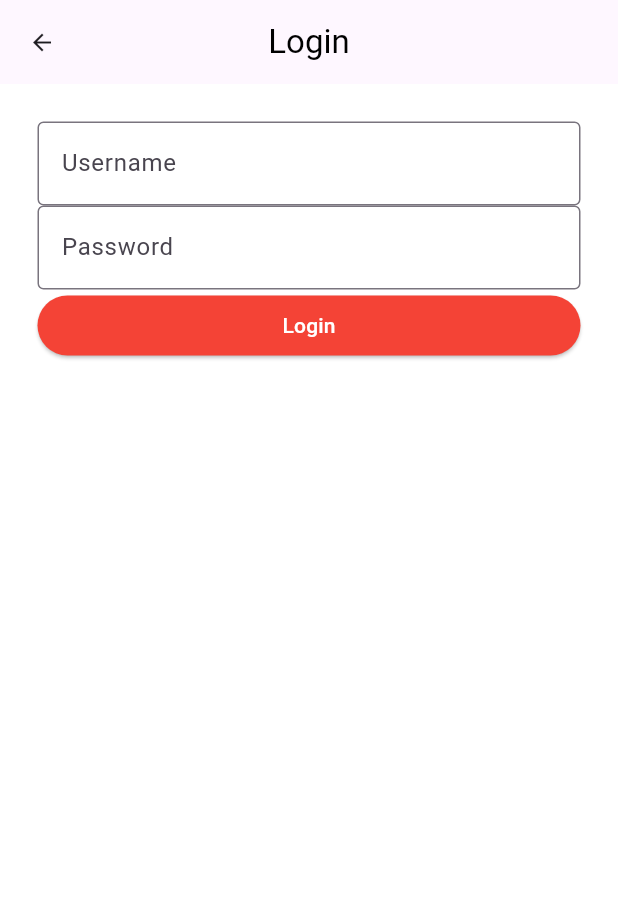
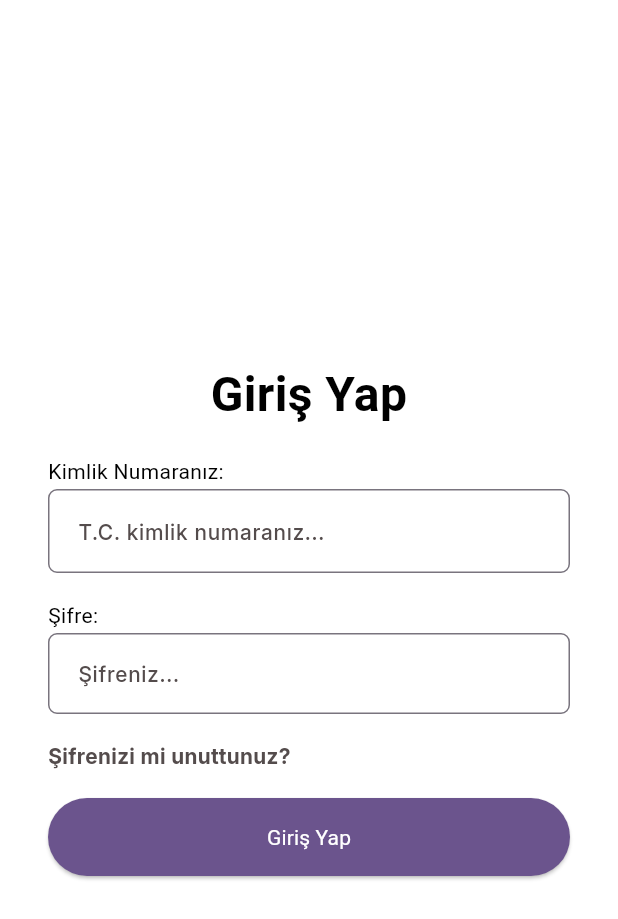
Before and after one commit to CoderBees-ITU/KanVer-Frontend, a Flutter app: the screen it shows after launch, after a tap on "Login", on a phone screen of 412 x 824 dp. Shown: the top 919 px of the screen. Run offline on Flutter 3.47's test engine with Material 3 defaults, Android fonts, the phone set to English and light mode, and no system bars.

Commit message:
develeop ui for log-in page

```diff
--- /dev/null
+++ b/lib/create-requestV1/createRequestV1.dart
@@ -0,0 +1,24 @@
+import 'package:flutter/material.dart';
+
+class CreateRequestV1 extends StatelessWidget {
+  @override
+  Widget build(BuildContext context) {
+    return Scaffold(
+      appBar: AppBar(
+        leading: IconButton(
+          icon: Icon(Icons.arrow_back_ios,
+              color: Color(0xff1D1A20)), // Custom icon
+          onPressed: () {
+            Navigator.pop(context); // Handle back navigation
+          },
+        ),
+        title: Text(
+          "Bağış İsteği Formu",
+          style: TextStyle(
+              color: Color(0xff1D1A20), fontFamily: 'Roboto', fontSize: 22),
+        ), // Title in the app bar
+        backgroundColor: Color(0xffFEF7FF), // App bar color
+      ),
+    );
+  }
+}
--- a/lib/main.dart
+++ b/lib/main.dart
@@ -1,4 +1,5 @@
 import 'package:flutter/material.dart';
+import 'package:kanver/create-requestV1/createRequestV1.dart';
 import 'package:kanver/src/login/login.dart';
 import 'package:kanver/src/request-details/requestDetails.dart';
 
@@ -27,6 +28,7 @@ void main() {
         '/': (context) => MyApp(),
         '/login': (context) => Login(),
         '/request-details': (context) => RequestDetails(),
+        '/create-requestV1': (context) => CreateRequestV1(),
       },
     ),
   );
@@ -62,6 +64,16 @@ class MyApp extends StatelessWidget {
               },
               child: Text("Request Details"),
             ),
+            ElevatedButton(
+              style: ElevatedButton.styleFrom(
+                backgroundColor: Colors.red,
+                foregroundColor: Colors.white,
+              ),
+              onPressed: () {
+                Navigator.pushNamed(context, '/create-requestV1');
+              },
+              child: Text("Create Request V1"),
+            ),
           ],
         ),
       ),
--- a/lib/src/login/login.dart
+++ b/lib/src/login/login.dart
@@ -1,49 +1,185 @@
 import 'package:flutter/material.dart';
 
-class Login extends StatelessWidget {
-  final usernameController = TextEditingController();
+class Login extends StatefulWidget {
+  _LoginState createState() => _LoginState();
+}
+
+class _LoginState extends State<Login> {
+  // Declare the form key inside the State class
+  final GlobalKey<FormState> _formKey = GlobalKey<FormState>();
 
   @override
   Widget build(BuildContext context) {
     return Scaffold(
-        appBar: AppBar(
-          title: const Text('Login'),
-        ),
+      backgroundColor: Colors.white, // Set the background color
       body: Center(
         child: Padding(
-          padding: const EdgeInsets.all(25),
-          child: ListView(children: [
-            TextField(
-              controller: usernameController,
-              decoration: InputDecoration(
-                border: OutlineInputBorder(),
-                hintText: 'Username',
+          padding: const EdgeInsets.symmetric(horizontal: 32.0),
+          child: Form(
+            key: _formKey, // Attach the form key for validation
+            child: Column(
+              mainAxisAlignment: MainAxisAlignment.center,
+              crossAxisAlignment: CrossAxisAlignment.stretch,
+              children: [
+                // Title
+                Text(
+                  "Giriş Yap",
+                  style: TextStyle(
+                    fontSize: 32,
+                    fontWeight: FontWeight.bold,
+                    fontFamily: 'Roboto',
+                    color: Colors.black,
+                  ),
+                  textAlign: TextAlign.center,
+                ),
+                SizedBox(
+                    height: 18), // Space between the title and input fields
+
+                // TC LABEL
+                Align(
+                  alignment: Alignment.centerLeft,
+                  child: Text(
+                    "Kimlik Numaranız:",
+                    style: TextStyle(
+                      color: Colors.black,
+                      fontSize: 14,
+                      fontFamily: 'Roboto',
                     ),
                   ),
-            TextField(
-              controller: usernameController,
-              obscureText: true,
+                ),
+                SizedBox(height: 2),
+
+                // TC input field
+                TextFormField(
                   decoration: InputDecoration(
-                border: OutlineInputBorder(),
-                hintText: 'Password',
+                    hintText: "T.C. kimlik numaranız...",
+                    hintStyle: TextStyle(
+                      color: Color(0xFF544C4C),
+                      fontFamily: 'Inter',
+                      fontSize: 14,
+                      fontWeight:
+                          FontWeight.w500, // Customize the hint text style
+                    ),
+                    border: OutlineInputBorder(
+                      borderRadius: BorderRadius.circular(6.0),
+                    ),
+                    contentPadding: EdgeInsets.symmetric(
+                      vertical: 16.0,
+                      horizontal: 16.0,
                     ),
                   ),
+                  keyboardType: TextInputType.number,
+                  validator: (value) {
+                    if (value == null || value.isEmpty) {
+                      return "Kimlik numarası gerekli!";
+                    }
+                    if (value.length != 11) {
+                      return "Kimlik numarası 11 haneli olmalı!";
+                    }
+                    return null;
+                  },
+                ),
+                SizedBox(height: 18), // Space between fields
+
+                // password label
+                Align(
+                  alignment: Alignment.centerLeft,
+                  child: Text(
+                    "Şifre:",
+                    style: TextStyle(
+                      color: Colors.black,
+                      fontSize: 14,
+                      fontFamily: 'Roboto',
+                    ),
+                  ),
+                ),
+                SizedBox(height: 2),
+
+                // Password Input Field (Şifre)
+                TextFormField(
+                  decoration: InputDecoration(
+                    hintText: "Şifreniz...",
+                    hintStyle: TextStyle(
+                      color: Color(0xFF544C4C),
+                      fontFamily: 'Inter',
+                      fontSize: 14,
+                      fontWeight:
+                          FontWeight.w500, // Customize the hint text style
+                    ),
+                    border: OutlineInputBorder(
+                      borderRadius: BorderRadius.circular(6.0),
+                    ),
+                    contentPadding: EdgeInsets.symmetric(
+                      vertical: 15.0,
+                      horizontal: 16.0,
+                    ),
+                  ),
+                  obscureText: true, // To hide password input
+                  validator: (value) {
+                    if (value == null || value.isEmpty) {
+                      return "Şifre gerekli!";
+                    }
+                    if (value.length < 6) {
+                      return "Şifre en az 6 karakter olmalı!";
+                    }
+                    return null;
+                  },
+                ),
+                SizedBox(height: 18), // Space between fields and the button
+
+                // Forgot Password Text
+                Align(
+                  alignment: Alignment.centerLeft,
+                  child: GestureDetector(
+                    onTap: () {
+                      // Add your forgot password action here
+                    },
+                    child: Text(
+                      "Şifrenizi mi unuttunuz?",
+                      style: TextStyle(
+                        color: Color(0xFF544C4C),
+                        fontSize: 14,
+                        fontFamily: 'Inter',
+                        fontWeight: FontWeight.bold,
+                      ),
+                    ),
+                  ),
+                ),
+                SizedBox(
+                    height: 18), // Space between forgot password and button
+
+                // Login Button
                 ElevatedButton(
+                  onPressed: () {
+                    // Add your login logic here
+                    // Validate the form fields
+                    if (_formKey.currentState!.validate()) {
+                      ScaffoldMessenger.of(context).showSnackBar(
+                        SnackBar(content: Text("Giriş başarılı!")),
+                      );
+                    }
+                  },
                   style: ElevatedButton.styleFrom(
-                  backgroundColor: Colors.red,
-                  foregroundColor: Colors.white,
+                    backgroundColor: Color(0xff6B548D), // Button color
+                    shape: RoundedRectangleBorder(
+                      borderRadius: BorderRadius.circular(100.0),
                     ),
-                onPressed: () {
-                  var alert = const AlertDialog(
-                    title: Text("Başlık"),
-                    content: Text("İçerik"),
+                    padding: EdgeInsets.symmetric(vertical: 16.0),
+                  ),
+                  child: Text(
+                    "Giriş Yap",
+                    style: TextStyle(
+                        color: Colors.white,
+                        fontSize: 14,
+                        fontWeight: FontWeight.w500,
+                        fontFamily: 'Roboto'),
+                  ),
+                ),
+              ],
+            ),
+          ),
+        ),
+      ),
     );
-                  showDialog(
-                      context: context,
-                      builder: (BuildContext context) => alert);
-                },
-                child: Text("Login")),
-          ]),
-        )));
   }
 }
```
Also changed, not shown: pubspec.yaml (+14 -0 lines), assets/fonts/Inter/Inter-Bold.ttf (added), assets/fonts/Inter/Inter-Medium.ttf (added), assets/fonts/Inter/Inter-Regular.ttf (added), assets/fonts/Roboto/Roboto-Bold.ttf (added), assets/fonts/Roboto/Roboto-Regular.ttf (added), package-lock.json (added). Lines whose indentation alone changed are shown as unchanged.
